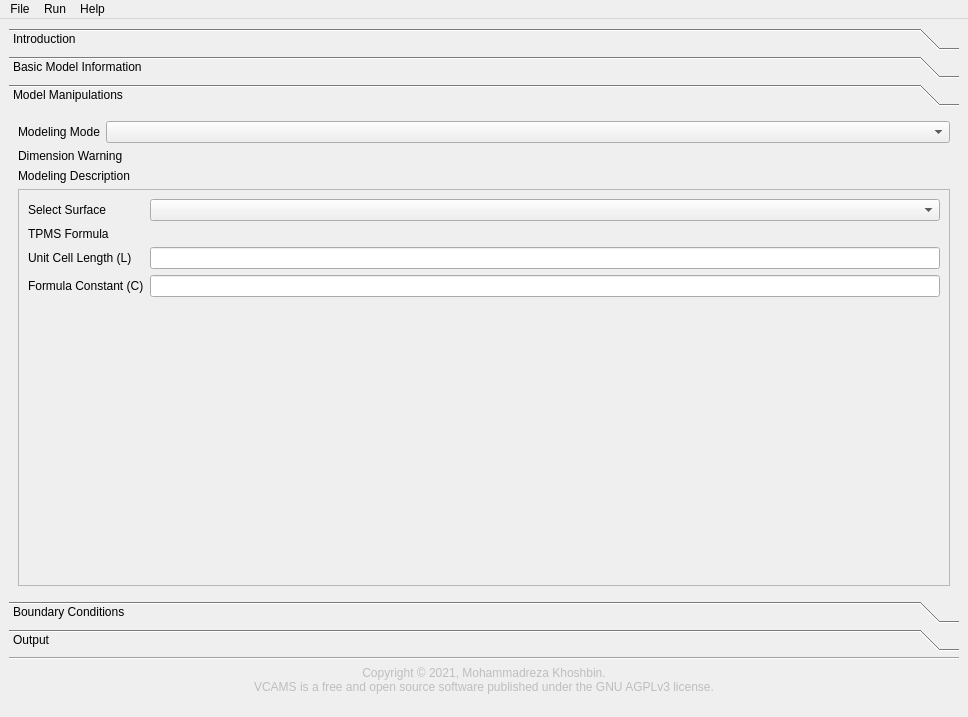
mkhoshbin1/vcams, file gui/main_window.ui: the form before one commit.
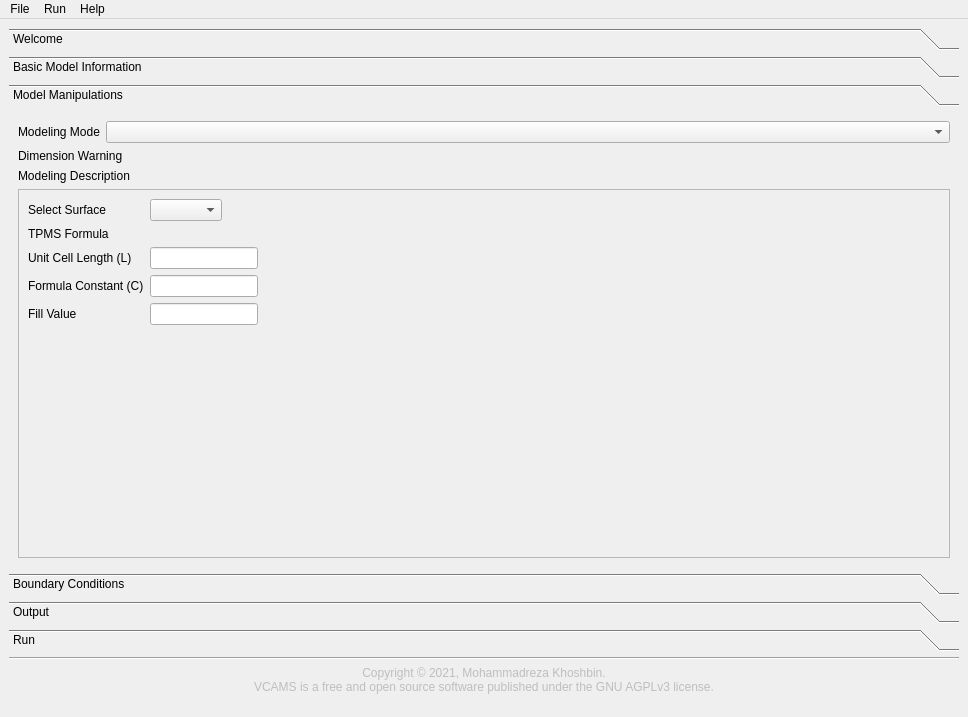
The form after the commit. The open tabs and pages were chosen to show the change. Icons and pictures are not drawn. Custom widgets are drawn as their Qt base class.

Commit message: - added params for base_material and tpms_fill_value.

Patch:
```diff
--- a/gui/main_window.ui
+++ b/gui/main_window.ui
@@ -37,7 +37,7 @@
       </property>
       <widget class="QWidget" name="intro_page">
        <attribute name="label">
-        <string>Introduction</string>
+        <string>Welcome</string>
        </attribute>
        <layout class="QVBoxLayout" name="verticalLayout_6">
         <item>
@@ -430,7 +430,7 @@
          <x>0</x>
          <y>0</y>
          <width>946</width>
-         <height>449</height>
+         <height>418</height>
         </rect>
        </property>
        <attribute name="label">
@@ -486,7 +486,14 @@
                </widget>
               </item>
               <item row="0" column="1">
-               <widget class="QComboBox" name="select_tpms_combo"/>
+               <widget class="QComboBox" name="select_tpms_combo">
+                <property name="sizePolicy">
+                 <sizepolicy hsizetype="Fixed" vsizetype="Fixed">
+                  <horstretch>0</horstretch>
+                  <verstretch>0</verstretch>
+                 </sizepolicy>
+                </property>
+               </widget>
               </item>
               <item row="1" column="0">
                <widget class="QLabel" name="tpms_formula_label">
@@ -503,7 +510,14 @@
                </widget>
               </item>
               <item row="2" column="1">
-               <widget class="QLineEdit" name="tpms_length_field"/>
+               <widget class="QLineEdit" name="tpms_length_field">
+                <property name="sizePolicy">
+                 <sizepolicy hsizetype="Fixed" vsizetype="Fixed">
+                  <horstretch>0</horstretch>
+                  <verstretch>0</verstretch>
+                 </sizepolicy>
+                </property>
+               </widget>
               </item>
               <item row="3" column="0">
                <widget class="QLabel" name="tpms_constant_label">
@@ -513,7 +527,14 @@
                </widget>
               </item>
               <item row="3" column="1">
-               <widget class="QLineEdit" name="tpms_constant_field"/>
+               <widget class="QLineEdit" name="tpms_constant_field">
+                <property name="sizePolicy">
+                 <sizepolicy hsizetype="Fixed" vsizetype="Fixed">
+                  <horstretch>0</horstretch>
+                  <verstretch>0</verstretch>
+                 </sizepolicy>
+                </property>
+               </widget>
               </item>
               <item row="1" column="1">
                <widget class="QLabel" name="tpms_formula_real_label">
@@ -522,6 +543,23 @@
                 </property>
                </widget>
               </item>
+              <item row="4" column="0">
+               <widget class="QLabel" name="tpms_fill_value_label">
+                <property name="text">
+                 <string>Fill Value</string>
+                </property>
+               </widget>
+              </item>
+              <item row="4" column="1">
+               <widget class="QLineEdit" name="tpms_fill_value_field">
+                <property name="sizePolicy">
+                 <sizepolicy hsizetype="Fixed" vsizetype="Fixed">
+                  <horstretch>0</horstretch>
+                  <verstretch>0</verstretch>
+                 </sizepolicy>
+                </property>
+               </widget>
+              </item>
              </layout>
             </item>
            </layout>
@@ -948,6 +986,20 @@
             </layout>
            </item>
           </layout>
+         </widget>
+        </item>
+       </layout>
+      </widget>
+      <widget class="QWidget" name="run_page">
+       <attribute name="label">
+        <string>Run</string>
+       </attribute>
+       <layout class="QVBoxLayout" name="verticalLayout_8">
+        <item>
+         <widget class="QLabel" name="run_label">
+          <property name="text">
+           <string>TextLabel</string>
+          </property>
          </widget>
         </item>
         <item>
```
Left out of the diff: 41 changed lines with no effect on the pictures. The commit also changes 4 other files.
